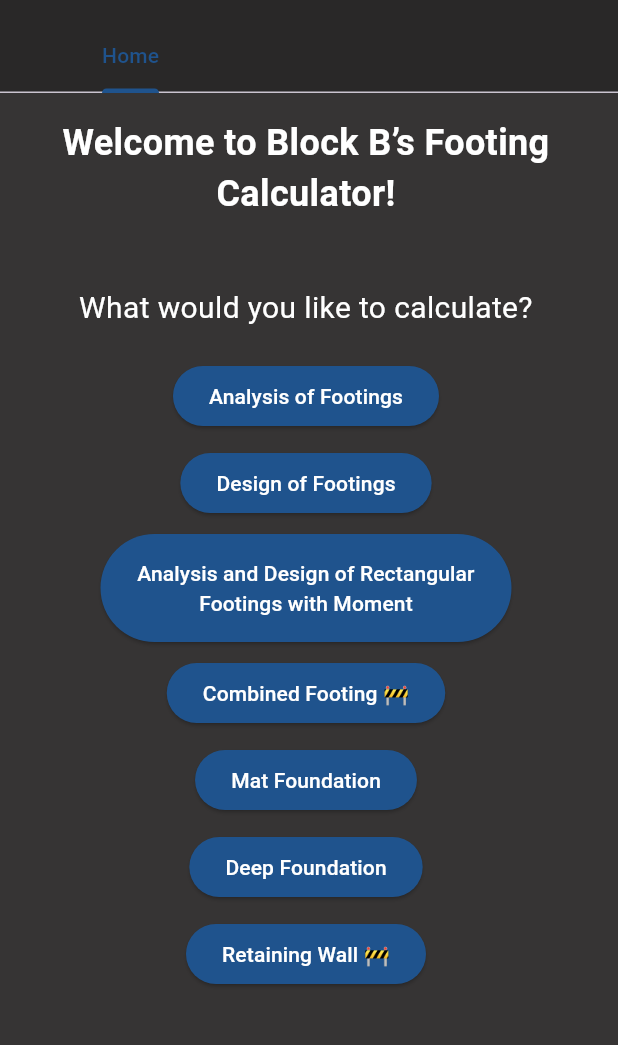
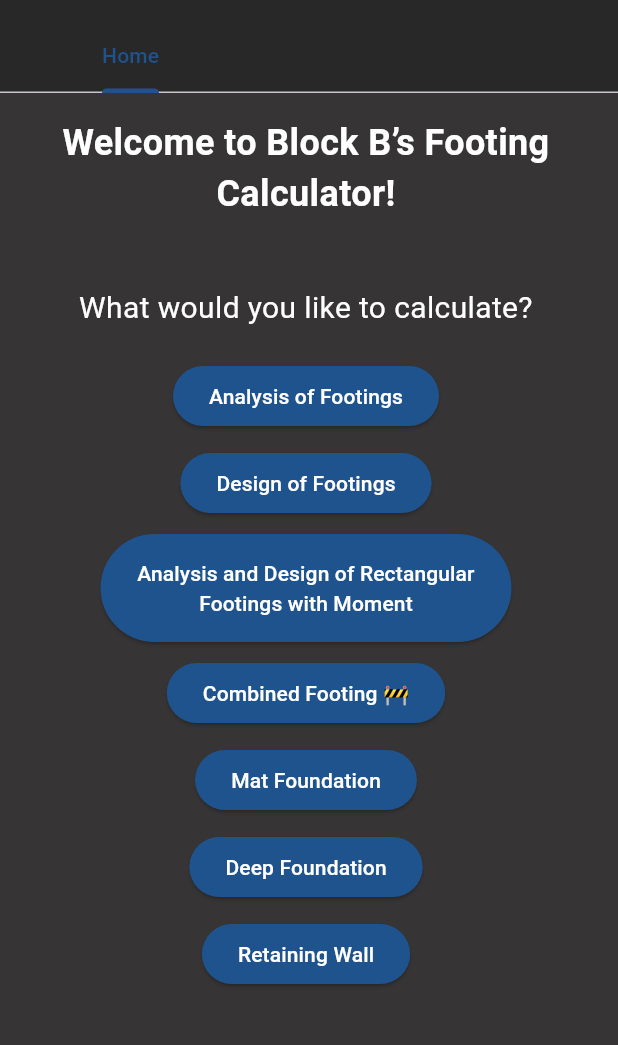
Before and after one commit to raymunddd/foundcalc, a Flutter app: the screen it shows after launch, on a phone screen of 412 x 824 dp, the part 63-1108 px from its top. Run offline on Flutter 3.47's test engine with Material 3 defaults, Android fonts, the phone set to English and light mode, and no system bars; missing offline and left inert: dart:ffi.

Commit message:
RetWall (minor fixes)

```diff
--- a/foundcalc/lib/pages/retaining.dart
+++ b/foundcalc/lib/pages/retaining.dart
@@ -517,7 +517,7 @@ with AutomaticKeepAliveClientMixin<RetainingPage>{
         }
 
         if (widget.state.passiveSoil) {
-          if (passiveTheta != null && passiveC != null && passiveK != null && D != null && passiveGamma != null) {
+          if (passiveTheta != null && passiveC != null && D != null && passiveGamma != null) {
             passiveK = tan((45 + passiveTheta!/2) * pi/180) * tan((45 + passiveTheta!/2) * pi/180);
             roundedKp = roundToFourDecimalPlaces(passiveK!);
             Pp = 0.5 * passiveK! * passiveGamma! * D! * D! + 2 * passiveC! * sqrt(passiveK!) * D!;
@@ -572,7 +572,7 @@ with AutomaticKeepAliveClientMixin<RetainingPage>{
           RM = (W1! * x1!) + (W2! * x2!) + (W3! * x3!) + (W4! * x4!) + (W5! * x5!) + MPp!;
           roundedRM = roundToFourDecimalPlaces(RM!);
         } else {
-          sumW = null;
+          sumW = 5;
           roundedSumW = null;
           RM = null;
           roundedRM = null;
--- a/foundcalc/lib/tab_home.dart
+++ b/foundcalc/lib/tab_home.dart
@@ -781,7 +781,7 @@ class _TabbedHomePageState extends State<TabbedHomePage>
                                 foregroundColor: Colors.white,
                               ),
                               onPressed: _addRetainingItem,
-                              child: Text("Retaining Wall 🚧"),
+                              child: Text("Retaining Wall"),
                             ),
                           ],
                         ),
```
